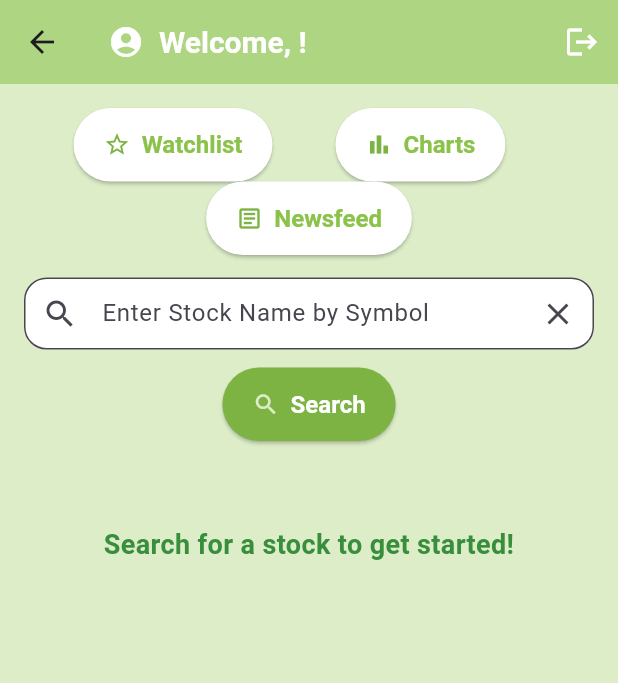
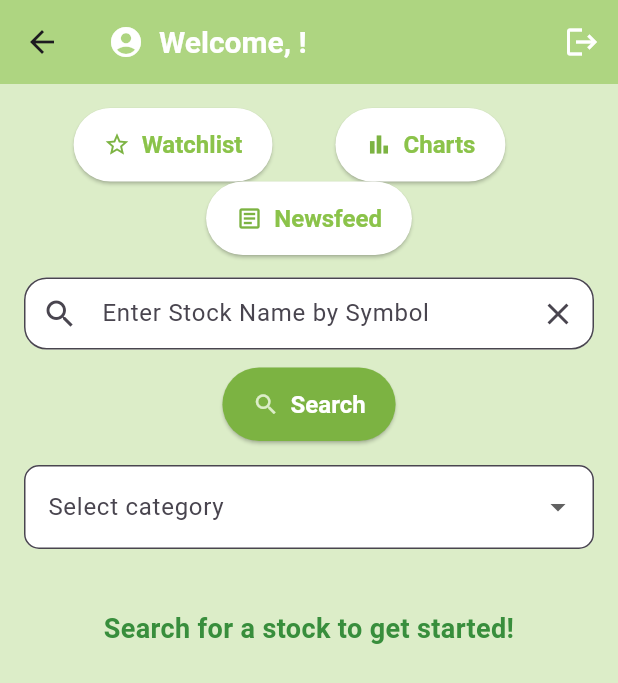
Before and after one commit to courtneyleora/Stock-Tracker, a Flutter app: the MainScreen screen opened by its route, on a phone screen of 412 x 824 dp. Shown: the top 683 px of the screen. Run offline on Flutter 3.47's test engine with Material 3 defaults, Android fonts, the phone set to English and light mode, and no system bars; our stand-ins replace cloud_firestore, firebase_auth, firebase_core; accounts and stored records are empty.

```diff
--- a/lib/screens/mainscreen.dart
+++ b/lib/screens/mainscreen.dart
@@ -13,6 +13,8 @@ class MainScreen extends StatefulWidget {
 class _MainScreenState extends State<MainScreen> {
   final User? user = FirebaseAuth.instance.currentUser;
   final TextEditingController search = TextEditingController();
+  final List<String> categories = ['Tech', 'Crypto', 'Finance', 'Energy'];
+  String? selectedcat;
 
   String? stocksymbol;
   String? stockprice;
@@ -70,7 +72,11 @@ class _MainScreenState extends State<MainScreen> {
             .collection('watchlist')
             .doc(stocksymbol);
 
-        await docRef.set({'symbol': stocksymbol, 'price': stockprice});
+        await docRef.set({
+          'symbol': stocksymbol,
+          'price': stockprice,
+          'category': selectedcat ?? 'Uncategorized',
+        });
 
         ScaffoldMessenger.of(context).showSnackBar(
           SnackBar(content: Text("Added $stocksymbol to favorites")),
@@ -237,6 +243,29 @@ class _MainScreenState extends State<MainScreen> {
               ),
             ),
             SizedBox(height: 16),
+            DropdownButtonFormField<String>(
+              decoration: InputDecoration(
+                labelText: "Select category",
+                border: OutlineInputBorder(
+                  borderRadius: BorderRadius.circular(10),
+                ),
+                filled: true,
+                fillColor: Colors.white,
+              ),
+              value: selectedcat,
+              items:
+                  categories.map((category) {
+                    return DropdownMenuItem<String>(
+                      value: category,
+                      child: Text(category),
+                    );
+                  }).toList(),
+              onChanged: (value) {
+                setState(() {
+                  selectedcat = value;
+                });
+              },
+            ),
             if (stockprice == null && error == null)
               Padding(
                 padding: const EdgeInsets.only(top: 40),
```
Also changed, not shown: lib/screens/watchlist.dart (+54 -10 lines).
